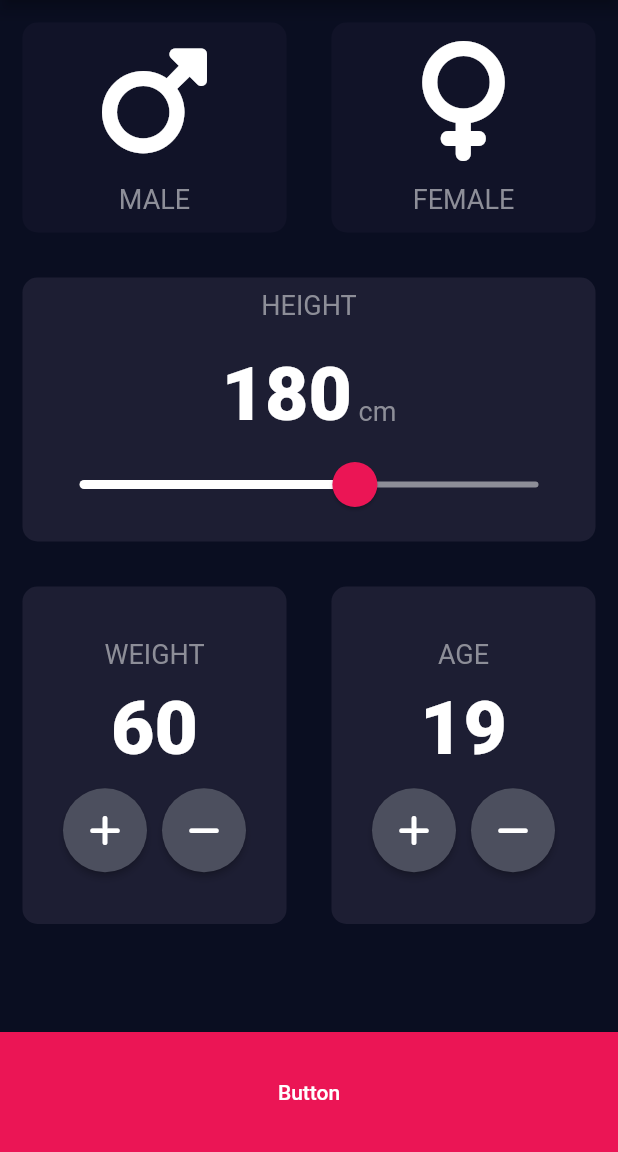
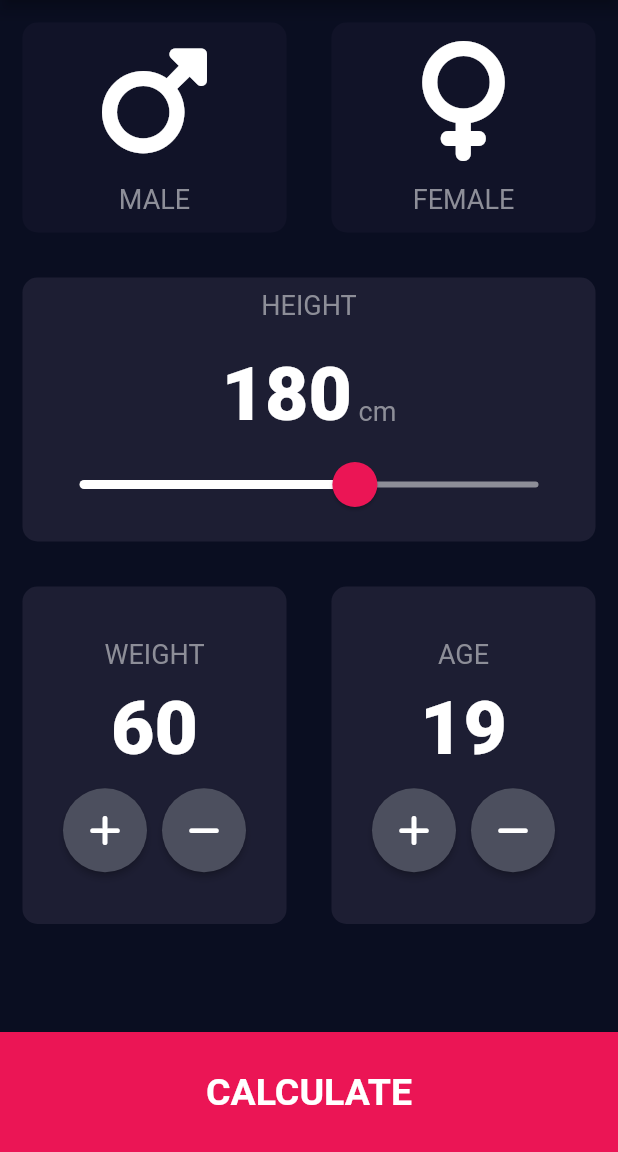
Before and after one commit to manoharacharyaa/bmicalculator, a Flutter app: the screen it shows after launch, on a phone screen of 412 x 824 dp, the part 84-1236 px from its top. Run offline on Flutter 3.47's test engine with Material 2 defaults, Android fonts, the phone set to English and light mode, and no system bars; our stand-ins replace font_awesome_flutter.

Commit message:
refactoring bottom_button

```diff
--- /dev/null
+++ b/lib/bottom_button.dart
@@ -0,0 +1,33 @@
+import 'package:flutter/material.dart';
+import 'constants.dart';
+
+class BottomButton extends StatelessWidget {
+  const BottomButton(
+      {super.key, required this.onTap, required this.buttonTitle});
+
+  final Function onTap;
+  final String buttonTitle;
+
+  @override
+  Widget build(BuildContext context) {
+    return GestureDetector(
+      onTap: () {},
+      child: Container(
+        color: kBottomContainerColour,
+        margin: EdgeInsets.only(top: 10),
+        width: double.infinity,
+        height: kBottomContainerHeight,
+        child: TextButton(
+          style: TextButton.styleFrom(foregroundColor: Colors.white),
+          onPressed: () {},
+          child: Center(
+            child: Text(
+              buttonTitle,
+              style: kCalculateButton,
+            ),
+          ),
+        ),
+      ),
+    );
+  }
+}
--- a/lib/constants.dart
+++ b/lib/constants.dart
@@ -4,6 +4,7 @@ const kBottomContainerHeight = 80.0;
 const kActivecardColour = Color(0xFF1D1E33);
 const kInactiveCardColour = Color(0xFF111328);
 const kBottomContainerColour = Color(0xFFEB1555);
+const kAppbarColour = Color(0xFF1D1E33);
 
 const kLabelTextStyle = TextStyle(
   fontSize: 18,
@@ -14,3 +15,28 @@ const kNumberTextStyle = TextStyle(
   fontSize: 50,
   fontWeight: FontWeight.w900,
 );
+
+const kCalculateButton = TextStyle(
+  fontSize: 25,
+  fontWeight: FontWeight.bold,
+);
+
+const kTitleTextStyle = TextStyle(
+  fontWeight: FontWeight.bold,
+  fontSize: 50,
+);
+
+const kResultTextStyle = TextStyle(
+  color: Color(0xFF24D876),
+  fontSize: 22,
+  fontWeight: FontWeight.bold,
+);
+
+const kBMITextStyle = TextStyle(
+  fontSize: 100,
+  fontWeight: FontWeight.bold,
+);
+
+const kBodyTextStyle = TextStyle(
+  fontSize: 22,
+);
--- a/lib/input_page.dart
+++ b/lib/input_page.dart
@@ -5,6 +5,7 @@ import 'package:flutter/material.dart';
 import 'package:font_awesome_flutter/font_awesome_flutter.dart';
 import 'constants.dart';
 import 'icon_content.dart';
+import 'bottom_button.dart';
 
 enum Gender {
   male,
@@ -55,31 +56,18 @@ class _InputPageState extends State<InputPage> {
       appBar: AppBar(
         title: Text('BMI CALCULATOR'),
         centerTitle: true,
-        backgroundColor: Color(0xFF1D1E33),
+        backgroundColor: kAppbarColour,
       ),
-      bottomNavigationBar: GestureDetector(
-        onTap: () {},
-        child: Container(
-          color: kBottomContainerColour,
-          margin: EdgeInsets.only(top: 10),
-          width: double.infinity,
-          height: kBottomContainerHeight,
-          child: TextButton(
-            style: TextButton.styleFrom(foregroundColor: Colors.white),
-            onPressed: () {
+      bottomNavigationBar: BottomButton(
+          buttonTitle: 'CALCULATE',
+          onTap: () {
             Navigator.push(
               context,
               MaterialPageRoute(
                 builder: (context) => ResultsPage(),
               ),
             );
-            },
-            child: Center(
-              child: Text("Button"),
-            ),
-          ),
-        ),
-      ),
+          }),
       body: ListView(
         children: [
           Row(
```
Also changed, not shown: lib/result_page.dart (+41 -1 lines). Lines whose indentation alone changed are shown as unchanged.
